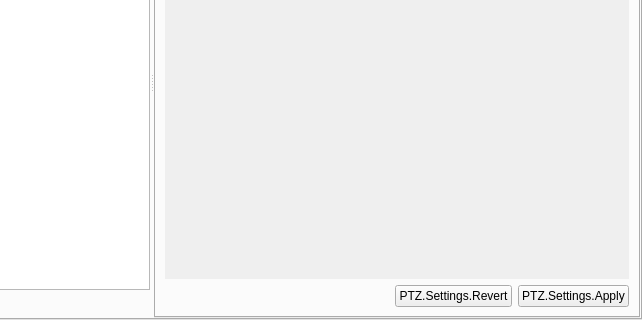
glikely/obs-ptz, file src/settings.ui: the form before one commit; both pictures show x 108 to 750 and y 180 to 500 of the 750 by 500 pixel window.
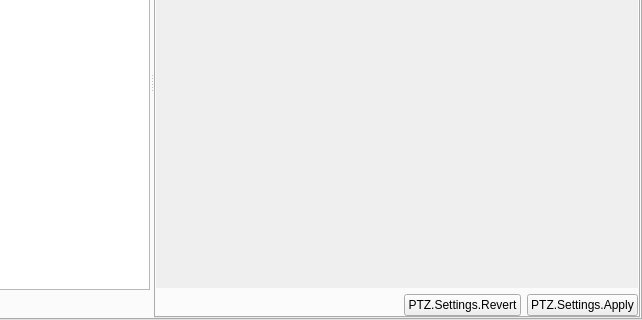
The form after the commit. The open tabs and pages were chosen to show the change. Custom widgets are drawn as their Qt base class.

Commit message:
settings: tidy the Settings and Diagnostics tabs
The Status tab's layout has no margins, but the others had the style's
default, which is wide on macOS, so the Settings tab sat well in from the
tab's edge. Make them the same, with none round the Apply and Revert
buttons either, so that they line up with the Add and Remove buttons on
the other side of the splitter.

The tab is called Diagnostics, so the group in it needn't say so again,
nor does it need the room the theme keeps above a group for its title.

Diff of the .ui file:
```diff
--- a/src/settings.ui
+++ b/src/settings.ui
@@ -324,6 +324,18 @@
                <string>PTZ.Settings.DeviceSettings</string>
               </attribute>
               <layout class="QVBoxLayout" name="settingsTabLayout">
+               <property name="leftMargin">
+                <number>0</number>
+               </property>
+               <property name="topMargin">
+                <number>0</number>
+               </property>
+               <property name="rightMargin">
+                <number>0</number>
+               </property>
+               <property name="bottomMargin">
+                <number>0</number>
+               </property>
                <item>
                 <widget class="VScrollArea" name="settingsScroll">
                  <property name="frameShape">
@@ -344,6 +356,18 @@
                </item>
                <item>
                 <layout class="QHBoxLayout" name="settingsButtonsLayout">
+                 <property name="leftMargin">
+                  <number>0</number>
+                 </property>
+                 <property name="topMargin">
+                  <number>0</number>
+                 </property>
+                 <property name="rightMargin">
+                  <number>0</number>
+                 </property>
+                 <property name="bottomMargin">
+                  <number>0</number>
+                 </property>
                  <item>
                   <widget class="QLabel" name="unsavedLabel"/>
                  </item>
```
Left out of the diff: 12 changed lines with no effect on the pictures. The commit also changes 1 other file.
